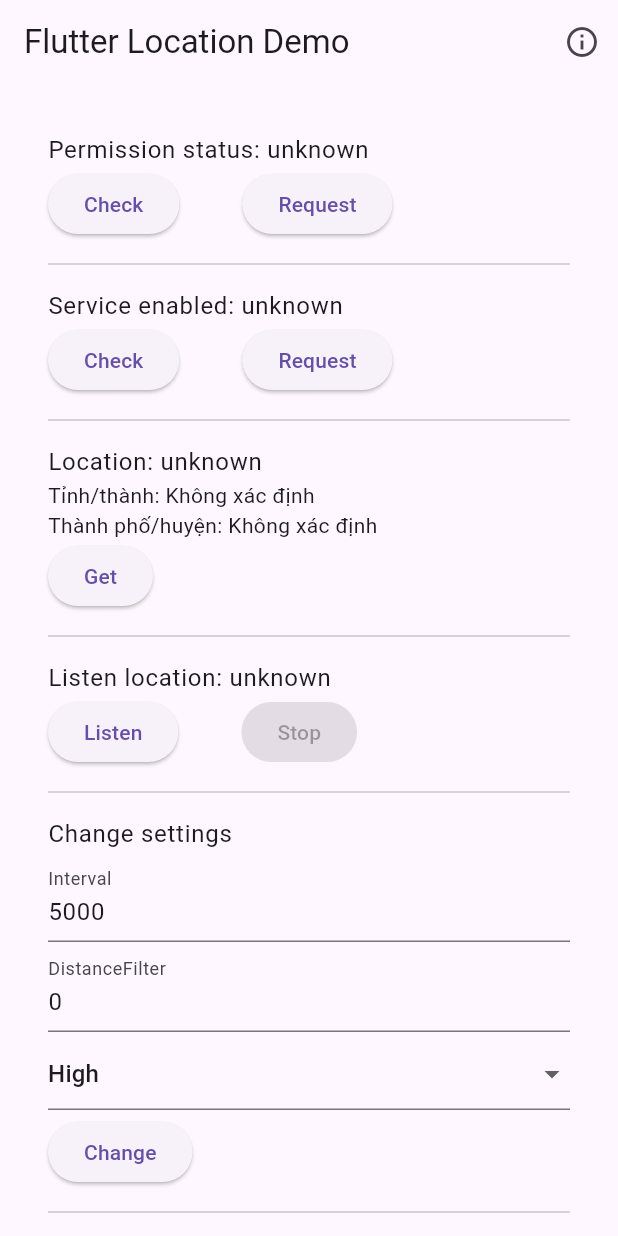
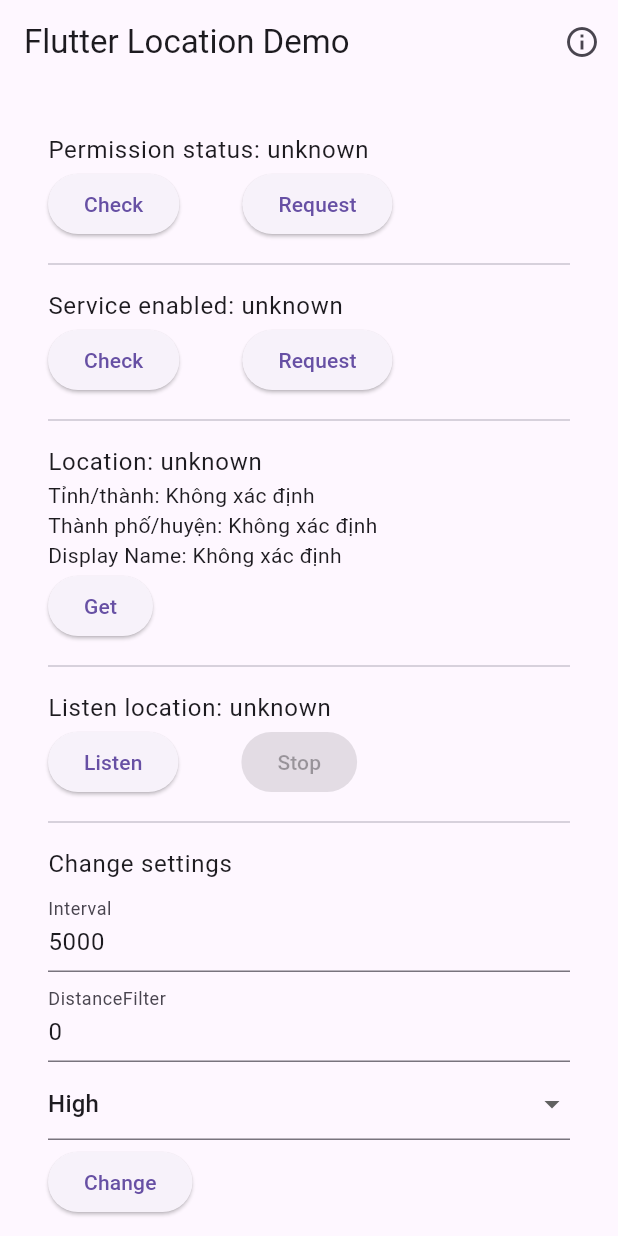
Before and after one commit to hung-pm/app_lib_test, a Flutter app: the screen it shows after launch, on a phone screen of 412 x 824 dp. Run offline on Flutter 3.47's test engine with Material 3 defaults, Android fonts, the phone set to English and light mode, and no system bars; our stand-ins replace location.

Commit message:
fix: update show adress.

```diff
--- a/lib/get_location.dart
+++ b/lib/get_location.dart
@@ -19,6 +19,7 @@ class _GetLocationState extends State<GetLocationWidget> {
 
   LocationData? _location;
   String? _city;
+  String? _content;
   String? _state;
   String? _error;
 
@@ -53,6 +54,7 @@ class _GetLocationState extends State<GetLocationWidget> {
           _location = locationResult;
           _city = city;
           _state = state;
+          _content = data['display_name'];
           _loading = false;
         });
       } else {
@@ -83,7 +85,7 @@ class _GetLocationState extends State<GetLocationWidget> {
         ),
         Text("Tỉnh/thành: ${_state ?? 'Không xác định'}"),
         Text("Thành phố/huyện: ${_city ?? 'Không xác định'}"),
-
+        Text("Display Name: ${_content ?? 'Không xác định'}"),
         Row(
           children: <Widget>[
             ElevatedButton(
```
